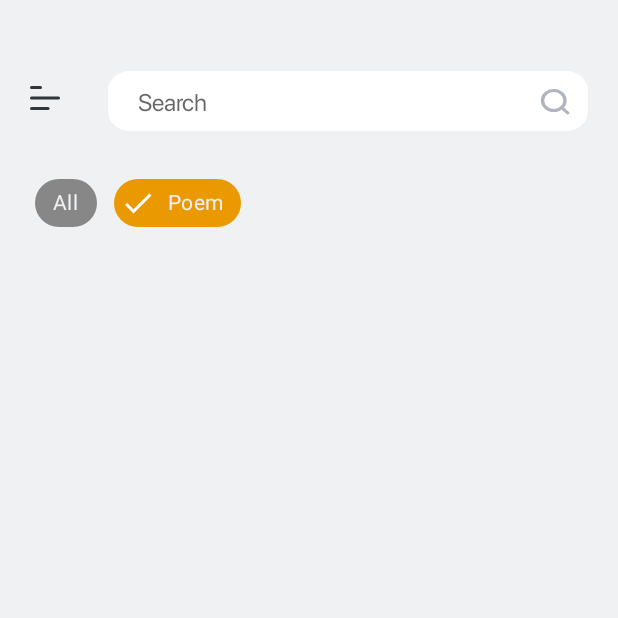
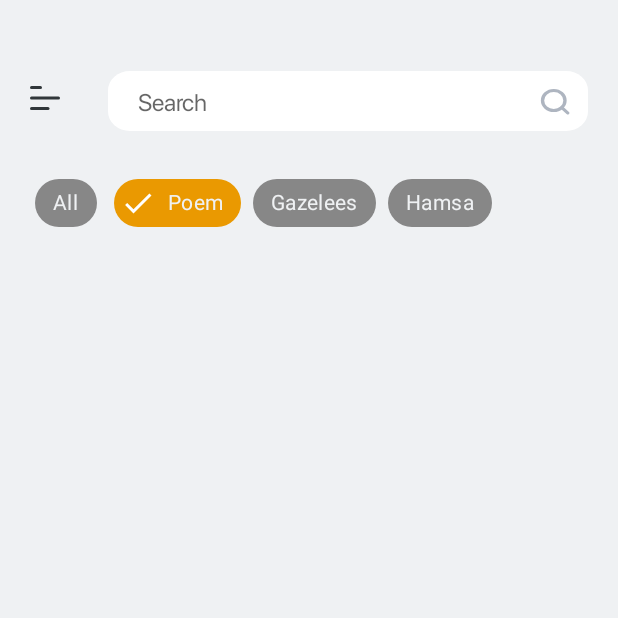
Before and after one commit to Omadzze/book, an Android app: the screen it shows after launch (MainActivity), after a tap on "Poem", on a phone screen of 412 x 824 dp, the top half of it. Run offline under Robolectric (Android 15) with nearby library versions, the phone set to English and light mode, and no system bars; our stand-ins replace Firebase (no records; nobody signed in at launch, a user with empty details on screens opened directly); 1 other tap on this screen came first.

Commit message:
Added chipgroup

```diff
--- a/app/src/main/java/com/omaddev/read/MainActivity.kt
+++ b/app/src/main/java/com/omaddev/read/MainActivity.kt
@@ -3,6 +3,7 @@ package com.omaddev.read
 import android.os.Bundle
 import android.util.Log
 import android.view.View
+import android.view.ViewGroup
 import android.widget.EditText
 import android.widget.Toast
 import androidx.appcompat.app.AppCompatActivity
@@ -14,6 +15,7 @@ import com.google.android.material.chip.Chip
 import com.google.firebase.database.DatabaseReference
 import com.google.firebase.database.FirebaseDatabase
 import com.google.firebase.database.Query
+import com.google.firebase.ktx.Firebase
 import com.omaddev.read.model.Books
 
 
@@ -21,71 +23,89 @@ class MainActivity : AppCompatActivity(), View.OnClickListener {
 
     lateinit var mRecyclerView: RecyclerView
     lateinit var mSearchBar: EditText
-    lateinit var mDatabase: DatabaseReference
     lateinit var chipAll: Chip
     lateinit var chipPoem: Chip
-//    private lateinit var booksAdapter: FirebaseRecyclerAdapter<Books, BooksAdapter.BooksViewHolder>
+    lateinit var chipGazelees: Chip
+    lateinit var chipHamsa: Chip
 
-    var booksAdapter: BooksAdapter? = null
+    private lateinit var booksAdapter: FirebaseRecyclerAdapter<Books, BooksAdapter.BooksViewHolder>
+    private var mBaseQuery = FirebaseDatabase.getInstance().getReference("CategoryBook")
+
 
     override fun onCreate(savedInstanceState: Bundle?) {
         super.onCreate(savedInstanceState)
         setContentView(R.layout.activity_main)
+
         mRecyclerView = findViewById(R.id.book_recycler)
         mSearchBar = findViewById(R.id.searchView)
         chipAll = findViewById(R.id.chipAll)
         chipPoem = findViewById(R.id.chipPoem)
-        mDatabase = FirebaseDatabase.getInstance().getReference("CategoryBook")
-        mDatabase.keepSynced(true)
-        setupRecyclerView()
+        chipGazelees = findViewById(R.id.chipGazelees)
+        chipHamsa = findViewById(R.id.chipHamsa)
+
+        booksAdapter = getAdapter()
+
+        mRecyclerView.apply {
+            setHasFixedSize(true)
+            layoutManager = GridLayoutManager(context, 2)
+            adapter = booksAdapter
+        }
 
         chipAll.setOnClickListener(this)
         chipPoem.setOnClickListener(this)
+        chipGazelees.setOnClickListener(this)
+        chipHamsa.setOnClickListener(this)
 
     }
 
+    private fun getAdapter(): FirebaseRecyclerAdapter<Books, BooksAdapter.BooksViewHolder> {
 
+        val options = FirebaseRecyclerOptions.Builder<Books>()
+                .setLifecycleOwner(this)
+                .setQuery(getFirstQuery(), Books::class.java)
+                .build()
 
-    fun setupRecyclerView() {
-        val query: Query = mDatabase
-        val firebaseRecyclerOptions: FirebaseRecyclerOptions<Books> =
-                FirebaseRecyclerOptions.Builder<Books>()
-                        .setQuery(query, Books::class.java)
-                        .build()
+        return object : FirebaseRecyclerAdapter<Books, BooksAdapter.BooksViewHolder>(options) {
+            override fun onCreateViewHolder(parent: ViewGroup, viewType: Int): BooksAdapter.BooksViewHolder {
+                return BooksAdapter.BooksViewHolder(
+                        layoutInflater.inflate(
+                                R.layout.grid_view_item,
+                                parent,
+                                false
+                        )
+                )
+            }
 
-        booksAdapter = BooksAdapter(firebaseRecyclerOptions)
-
-        mRecyclerView.layoutManager = GridLayoutManager(this, 2)
-        mRecyclerView.adapter = booksAdapter
-
+            override fun onBindViewHolder(holder: BooksAdapter.BooksViewHolder, position: Int, model: Books) {
+                holder.bind(model, position)
+            }
+        }
     }
 
-//    fun setupRecyclerViewChipGroup(searchText: String) {
-//        val query: Query = mDatabase.orderByChild("poem").startAt(searchText).endAt(searchText + "\uf8ff")
-//        Log.i("TAG", query.toString())
-//        val firebaseRecyclerOptions: FirebaseRecyclerOptions<Books> =
-//                FirebaseRecyclerOptions.Builder<Books>()
-//                        .setQuery(query, Books::class.java)
-//                        .build()
-//
-//        booksAdapter = BooksAdapter(firebaseRecyclerOptions)
-//
-//        mRecyclerView.layoutManager = GridLayoutManager(this, 2)
-//        mRecyclerView.adapter = booksAdapter
-//
-//    }
-    override fun onStart() {
-        super.onStart()
-        booksAdapter!!.startListening()
-    }
+    private fun getFirstQuery() = mBaseQuery
+    private fun getPoemQuery() = mBaseQuery.orderByChild("poem").equalTo(true)
+    private fun getGazellesQuery() = mBaseQuery.orderByChild("gazelees").equalTo(true)
+    private fun getHamsaQuery() = mBaseQuery.orderByChild("hamsa").equalTo(true)
 
-    override fun onDestroy() {
-        super.onDestroy()
-        booksAdapter!!.stopListening()
-    }
+    override fun onClick(v: View?) {
+        val query =
+                if (v == chipAll) {
+                    getFirstQuery()
+                } else if (v == chipPoem) {
+                    getPoemQuery()
+                } else if (v == chipGazelees) {
+                    getGazellesQuery()
+                } else {
+                    getHamsaQuery()
+                }
 
-    override fun onClick(p0: View?) {
-        TODO("Not yet implemented")
+        // Make new options
+        val newOptions = FirebaseRecyclerOptions.Builder<Books>()
+                .setQuery(query, Books::class.java)
+                .build()
+
+        // Change options of adapter.
+        booksAdapter.updateOptions(newOptions)
     }
 
 }
--- a/app/src/main/java/com/omaddev/read/model/Books.kt
+++ b/app/src/main/java/com/omaddev/read/model/Books.kt
@@ -11,9 +11,9 @@ class Books {
     var fileName: String? = null
     var file: String? = null
     var rating: Double? = null
-    var poem: String? = null
-//    var gazelees: Boolean? = null
-//    var hamsa: Boolean? = null
+//    var poem: String? = null
+//    var gazelees: String? = null
+//    var hamsa: String? = null
 
     constructor()
 
--- a/app/src/main/res/layout/activity_main.xml
+++ b/app/src/main/res/layout/activity_main.xml
@@ -56,13 +56,36 @@
             style="@style/Widget.MaterialComponents.Chip.Choice"
             app:checkedIconVisible="true"
             app:checkedIconTint="@color/white"
-            app:chipBackgroundColor="@color/text_color_chip_state_lis" />
+            app:chipBackgroundColor="@color/text_color_chip_state_lis"
+            tools:checked="true"/>
 
         <com.google.android.material.chip.Chip
             android:id="@+id/chipPoem"
             android:layout_width="wrap_content"
             android:layout_height="wrap_content"
             android:text="Poem"
+            android:textColor="@color/bgColor"
+            style="@style/Widget.MaterialComponents.Chip.Choice"
+            app:checkedIconVisible="true"
+            app:checkedIconTint="@color/white"
+            app:chipBackgroundColor="@color/text_color_chip_state_lis" />
+
+        <com.google.android.material.chip.Chip
+            android:id="@+id/chipGazelees"
+            android:layout_width="wrap_content"
+            android:layout_height="wrap_content"
+            android:text="Gazelees"
+            android:textColor="@color/bgColor"
+            style="@style/Widget.MaterialComponents.Chip.Choice"
+            app:checkedIconVisible="true"
+            app:checkedIconTint="@color/white"
+            app:chipBackgroundColor="@color/text_color_chip_state_lis" />
+
+        <com.google.android.material.chip.Chip
+            android:id="@+id/chipHamsa"
+            android:layout_width="wrap_content"
+            android:layout_height="wrap_content"
+            android:text="Hamsa"
             android:textColor="@color/bgColor"
             style="@style/Widget.MaterialComponents.Chip.Choice"
             app:checkedIconVisible="true"
```
Also changed, not shown: app/src/main/java/com/omaddev/read/BooksAdapter.kt (+32 -38 lines).
